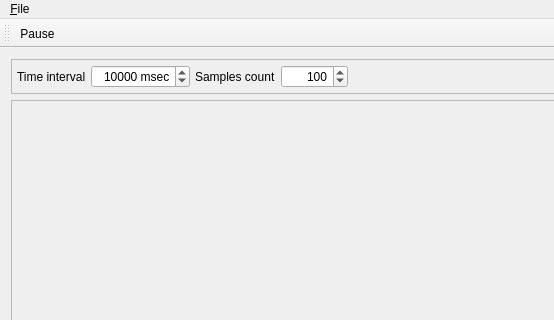
Old version of the form clients/flatline/src/mainwindow.ui in the repository silicon-heaven/shvapp; both pictures show x 0 to 554 and y 0 to 320 of the 1258 by 702 pixel window.
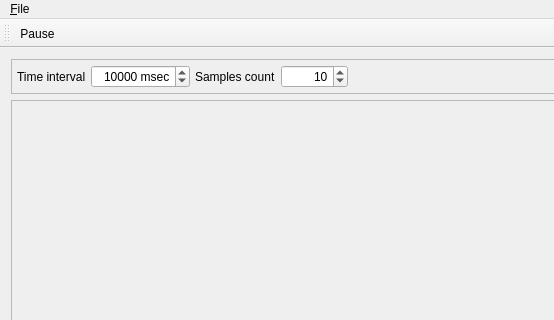
New version of the form. Custom widgets are drawn as their Qt base class.

What changed in the file:
```diff
--- a/clients/flatline/src/mainwindow.ui
+++ b/clients/flatline/src/mainwindow.ui
@@ -84,7 +84,7 @@
           <number>100</number>
          </property>
          <property name="value">
-          <number>100</number>
+          <number>10</number>
          </property>
         </widget>
        </item>
```
